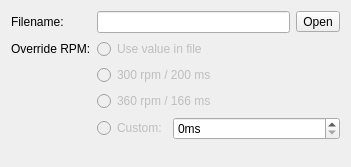
davidgiven/fluxengine, file src/gui2/fluxConfigurationForm.ui: the form before one commit.
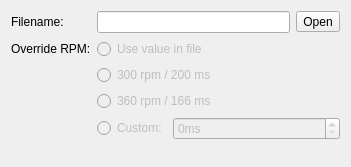
The form after the commit. Icons and pictures are not drawn.

Commit message: A few steps towards better disk image handling. The flux file 'open' button works now.

```diff
--- a/src/gui2/fluxConfigurationForm.ui
+++ b/src/gui2/fluxConfigurationForm.ui
@@ -111,6 +111,9 @@
      </item>
      <item>
       <widget class="QSpinBox" name="spinBox">
+       <property name="enabled">
+        <bool>false</bool>
+       </property>
        <property name="sizePolicy">
         <sizepolicy hsizetype="Expanding" vsizetype="Fixed">
          <horstretch>0</horstretch>
```
Left out of the diff: 2 changed lines with no effect on the pictures. The commit also changes 4 other files.
